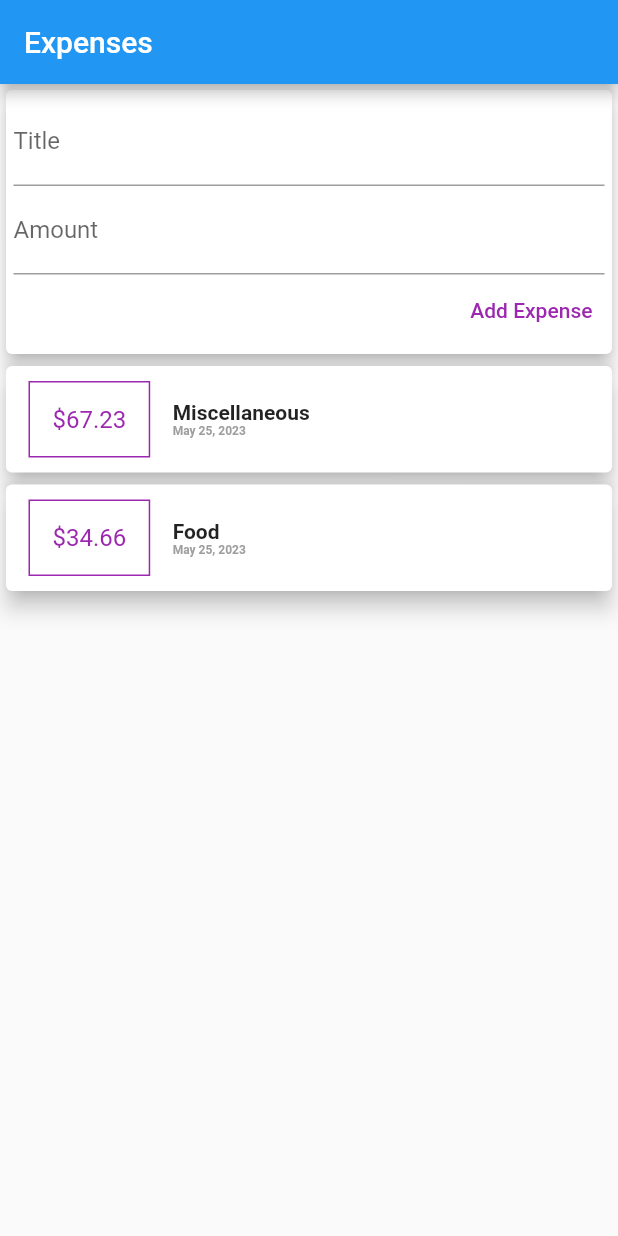
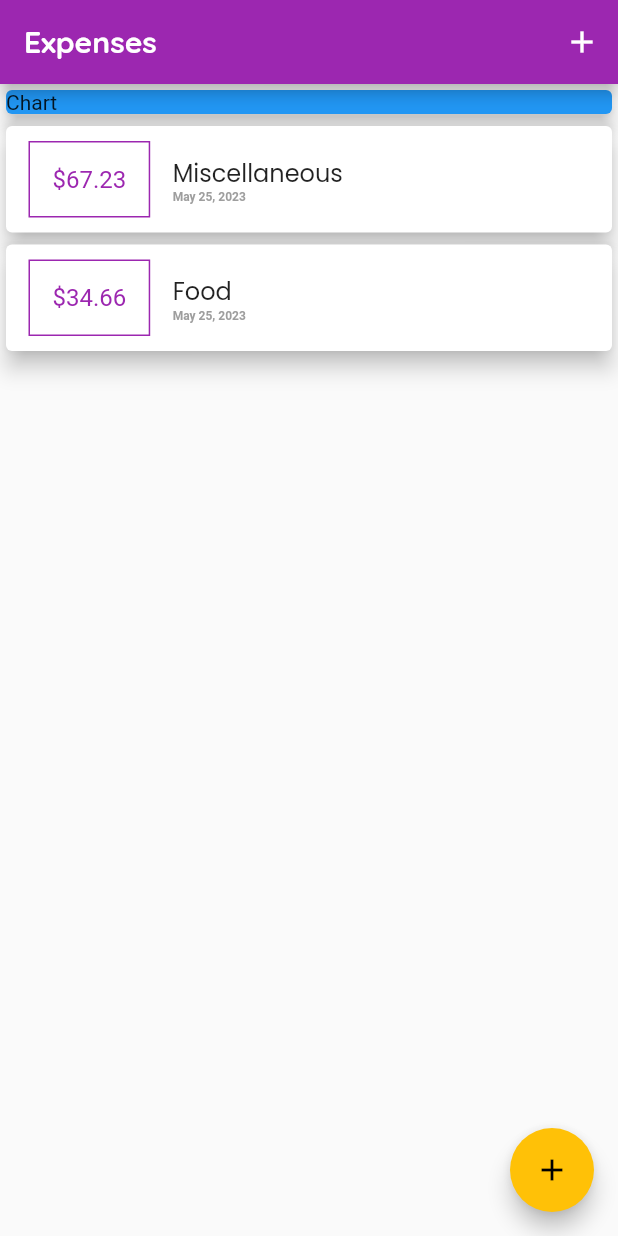
Before and after one commit to IyiolaJay/expense_tracker, a Flutter app: the screen it shows after launch, on a phone screen of 412 x 824 dp. Run offline on Flutter 3.47's test engine with Material 2 defaults, Android fonts, the phone set to English and light mode, and no system bars.

Commit message:
Added new features

```diff
--- a/lib/main.dart
+++ b/lib/main.dart
@@ -1,8 +1,7 @@
+import './widgets/transaction_list.dart';
 import './widgets/new_transaction.dart';
-import './widgets/transaction_list.dart';
 import 'package:flutter/material.dart';
 import './models/transactions.dart';
-import './widgets/user_transaction.dart';
 
 void main() => runApp(const MyApp());
 
@@ -12,16 +11,37 @@ class MyApp extends StatelessWidget {
   @override
   Widget build(BuildContext context) {
     return MaterialApp(
-      title: 'Flutter App',
-      home: MyHomePage(),
+      title: 'Expense Tracker',
+      theme: ThemeData(
+        fontFamily: 'Quicksand',
+        colorScheme: ColorScheme.fromSwatch(primarySwatch: Colors.purple)
+            .copyWith(secondary: Colors.amber),
+        textTheme: ThemeData.light().textTheme.copyWith(
+            titleMedium: const TextStyle(
+                fontSize: 16,
+                fontWeight: FontWeight.w100,
+                fontFamily: 'Poppins')),
+        appBarTheme: const AppBarTheme(
+          titleTextStyle: TextStyle(
+              fontFamily: 'Quicksand',
+              fontSize: 20,
+              fontWeight: FontWeight.bold),
+        ),
+      ),
+      home: const MyHomePage(),
     );
   }
 }
 
-class MyHomePage extends StatelessWidget {
-  MyHomePage({super.key});
+class MyHomePage extends StatefulWidget {
+  const MyHomePage({super.key});
 
-  final List<Transaction> transactions = [
+  @override
+  State<MyHomePage> createState() => _MyHomePageState();
+}
+
+class _MyHomePageState extends State<MyHomePage> {
+  final List<Transaction> _userTransactions = [
     Transaction(
       id: 't1',
       title: 'Miscellaneous',
@@ -36,12 +56,66 @@ class MyHomePage extends StatelessWidget {
     ),
   ];
 
+  void _addNewTransaction(String inputTitle, double inputAmount) {
+    final newTx = Transaction(
+        id: DateTime.now().toString(),
+        title: inputTitle,
+        amount: inputAmount,
+        date: DateTime.now());
+
+    setState(() {
+      _userTransactions.add(newTx);
+    });
+  }
+
+  void _openAddTransactionForm(BuildContext context) {
+    showModalBottomSheet(
+        context: context,
+        builder: (_) {
+          return GestureDetector(
+              onTap: () {},
+              behavior: HitTestBehavior.opaque,
+              child: NewTransaction(addTx: _addNewTransaction));
+        });
+  }
+
   @override
   Widget build(BuildContext context) {
     return Scaffold(
-        appBar: AppBar(
-          title: const Text('Expenses'),
+      appBar: AppBar(
+        title: const Text('Expenses'),
+        actions: [
+          IconButton(
+              onPressed: () {
+                _openAddTransactionForm(context);
+              },
+              icon: const Icon(Icons.add))
+        ],
+      ),
+      body: SingleChildScrollView(
+        child: Column(
+          crossAxisAlignment: CrossAxisAlignment.stretch,
+          children: [
+            Container(
+              width: double.infinity,
+              child: const Card(
+                color: Colors.blue,
+                elevation: 5,
+                child: Text('Chart'),
+              ),
+            ),
+            TransactionList(transactions: _userTransactions),
+          ],
         ),
-        body: const UserTransactions());
+      ),
+      floatingActionButton: FloatingActionButton(
+          onPressed: () {
+            _openAddTransactionForm(context);
+          },
+          child: const Icon(
+            Icons.add,
+            color: Colors.black,
+          )),
+    );
   }
 }
--- a/lib/widgets/new_transaction.dart
+++ b/lib/widgets/new_transaction.dart
@@ -1,11 +1,17 @@
 import 'package:flutter/material.dart';
 
-class NewTransaction extends StatelessWidget {
+class NewTransaction extends StatefulWidget {
   final Function addTx;
 
-  NewTransaction({super.key, required this.addTx});
+  const NewTransaction({super.key, required this.addTx});
 
+  @override
+  State<NewTransaction> createState() => _NewTransactionState();
+}
+
+class _NewTransactionState extends State<NewTransaction> {
   final titleController = TextEditingController();
+
   final amountController = TextEditingController();
 
   void submitData() {
@@ -16,7 +22,9 @@ class NewTransaction extends StatelessWidget {
       return;
     }
 
-    addTx(titleText, amountText);
+    widget.addTx(titleText, amountText);
+
+    Navigator.of(context).pop();
   }
 
   @override
@@ -36,12 +44,12 @@ class NewTransaction extends StatelessWidget {
                 keyboardType: TextInputType.number,
                 decoration: const InputDecoration(labelText: 'Amount'),
                 controller: amountController,
-                onChanged: (_) => submitData,
+                onSubmitted: (_) => submitData(),
               ),
               TextButton(
                   onPressed: () {
                     // ignore: avoid_print
-                    addTx(titleController.text,
+                    widget.addTx(titleController.text,
                         double.parse(amountController.text));
                   },
                   child: const Text(
--- a/lib/widgets/transaction_list.dart
+++ b/lib/widgets/transaction_list.dart
@@ -26,7 +26,7 @@ class TransactionList extends StatelessWidget {
                 margin:
                     const EdgeInsets.symmetric(vertical: 10, horizontal: 15),
                 child: Text(
-                  '\$${transactions[index].amount}',
+                  '\$${transactions[index].amount.toStringAsFixed(2)}',
                   textAlign: TextAlign.center,
                   style: const TextStyle(fontSize: 16, color: Colors.purple),
                 ),
@@ -37,8 +37,7 @@ class TransactionList extends StatelessWidget {
                   Text(
                     transactions[index].title,
                     textAlign: TextAlign.left,
-                    style: const TextStyle(
-                        fontSize: 14, fontWeight: FontWeight.bold),
+                    style: Theme.of(context).textTheme.titleMedium,
                   ),
                   Text(DateFormat.yMMMd().format(transactions[index].date),
                       textAlign: TextAlign.left,
--- a/lib/widgets/user_transaction.dart
+++ /dev/null
@@ -1,54 +0,0 @@
-import 'package:flutter/material.dart';
-import '../models/transactions.dart';
-import './new_transaction.dart';
-import './transaction_list.dart';
-
-class UserTransactions extends StatefulWidget {
-  const UserTransactions({super.key});
-
-  @override
-  State<UserTransactions> createState() => _UserTransactionsState();
-}
-
-class _UserTransactionsState extends State<UserTransactions> {
-  final List<Transaction> _userTransactions = [
-    Transaction(
-      id: 't1',
-      title: 'Miscellaneous',
-      amount: 67.23,
-      date: DateTime.now(),
-    ),
-    Transaction(
-      id: 't2',
-      title: 'Food',
-      amount: 34.66,
-      date: DateTime.now(),
-    ),
-  ];
-
-  void _addNewTransaction(String inputTitle, double inputAmount) {
-    final newTx = Transaction(
-        id: DateTime.now().toString(),
-        title: inputTitle,
-        amount: inputAmount,
-        date: DateTime.now());
-
-    setState(() {
-      _userTransactions.add(newTx);
-    });
-  }
-
-  @override
-  Widget build(BuildContext context) {
-    return Column(
-      children: [
-        NewTransaction(
-          addTx: _addNewTransaction,
-        ),
-        TransactionList(
-          transactions: _userTransactions,
-        )
-      ],
-    );
-  }
-}
```
Also changed, not shown: pubspec.yaml (+13 -15 lines), assets/fonts/Poppins-Bold.ttf (added), assets/fonts/Poppins-Regular.ttf (added), assets/fonts/Poppins-SemiBold.ttf (added), assets/fonts/Quicksand-Bold.ttf (added), assets/fonts/Quicksand-Regular.ttf (added), assets/fonts/Quicksand-SemiBold.ttf (added).
